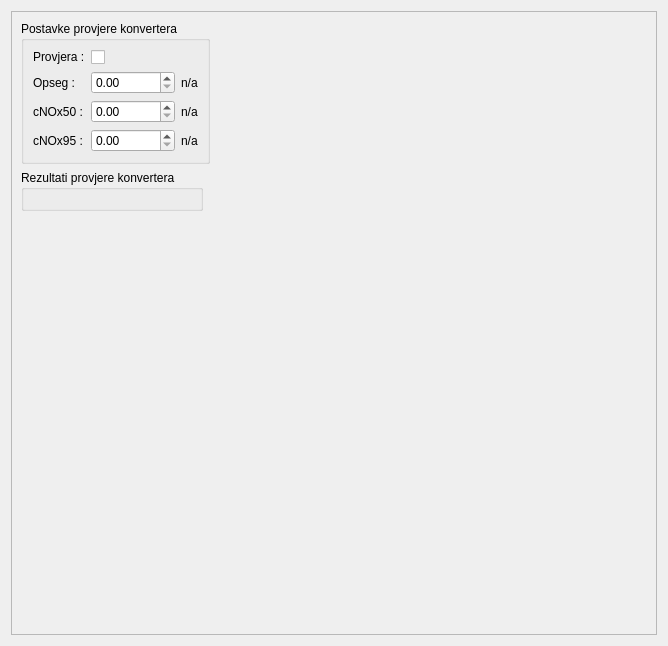
Qt form app/view/uiFiles/tab_konverter.ui (vmilic/umjeravanje) before a commit.
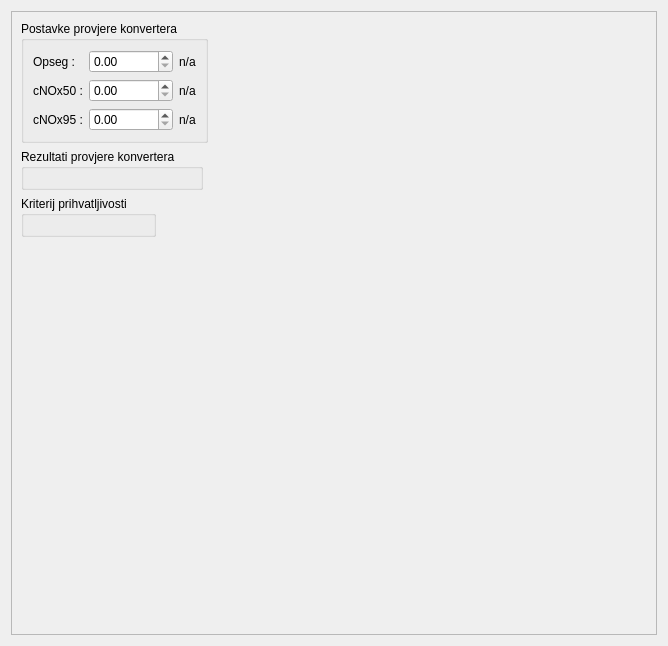
The same form after that commit.

Diff of the .ui file:
```diff
--- a/app/view/uiFiles/tab_konverter.ui
+++ b/app/view/uiFiles/tab_konverter.ui
@@ -42,83 +42,63 @@
               <string>Postavke provjere konvertera</string>
              </property>
              <layout class="QGridLayout" name="gridLayout">
-              <item row="1" column="0">
+              <item row="0" column="0">
                <widget class="QLabel" name="label_12">
                 <property name="text">
                  <string>Opseg :</string>
                 </property>
                </widget>
               </item>
-              <item row="2" column="1">
+              <item row="1" column="1">
                <widget class="QDoubleSpinBox" name="cnox50SpinBox">
                 <property name="maximum">
                  <double>1000000.000000000000000</double>
                 </property>
                </widget>
               </item>
-              <item row="2" column="0">
+              <item row="1" column="0">
                <widget class="QLabel" name="label_13">
                 <property name="text">
                  <string>cNOx50 :</string>
                 </property>
                </widget>
               </item>
-              <item row="2" column="2">
+              <item row="1" column="2">
                <widget class="QLabel" name="labelKonverter50">
                 <property name="text">
                  <string>n/a</string>
                 </property>
                </widget>
               </item>
-              <item row="1" column="1">
+              <item row="0" column="1">
                <widget class="QDoubleSpinBox" name="konverterOpseg">
                 <property name="maximum">
                  <double>1000000.000000000000000</double>
                 </property>
                </widget>
               </item>
-              <item row="1" column="2">
+              <item row="0" column="2">
                <widget class="QLabel" name="labelKonverterOpseg">
                 <property name="text">
                  <string>n/a</string>
                 </property>
                </widget>
               </item>
-              <item row="0" column="1">
-               <widget class="QCheckBox" name="checkKonverter">
-                <property name="text">
-                 <string/>
-                </property>
-               </widget>
-              </item>
-              <item row="0" column="0">
-               <widget class="QLabel" name="label_30">
-                <property name="sizePolicy">
-                 <sizepolicy hsizetype="Preferred" vsizetype="Fixed">
-                  <horstretch>0</horstretch>
-                  <verstretch>0</verstretch>
-                 </sizepolicy>
-                </property>
-                <property name="text">
-                 <string>Provjera :</string>
-                </property>
-               </widget>
-              </item>
-              <item row="3" column="0">
+              <item row="2" column="0">
                <widget class="QLabel" name="label_14">
                 <property name="text">
                  <string>cNOx95 :</string>
                 </property>
                </widget>
               </item>
-              <item row="3" column="1">
+              <item row="2" column="1">
                <widget class="QDoubleSpinBox" name="cnox95SpinBox">
                 <property name="maximum">
                  <double>1000000.000000000000000</double>
                 </property>
                </widget>
               </item>
-              <item row="3" column="2">
+              <item row="2" column="2">
                <widget class="QLabel" name="labelKonverter95">
                 <property name="text">
                  <string>n/a</string>
@@ -150,7 +130,7 @@
              <property name="title">
               <string>Rezultati provjere konvertera</string>
              </property>
-             <layout class="QVBoxLayout" name="verticalLayout_5">
+             <layout class="QHBoxLayout" name="horizontalLayout_5">
               <item>
                <layout class="QVBoxLayout" name="layoutKonverterRezultati"/>
               </item>
@@ -175,6 +155,38 @@
            </item>
           </layout>
          </item>
+         <item>
+          <layout class="QHBoxLayout" name="horizontalLayout_4">
+           <property name="margin">
+            <number>0</number>
+           </property>
+           <item>
+            <widget class="QGroupBox" name="groupBox_3">
+             <property name="title">
+              <string>Kriterij prihvatljivosti</string>
+             </property>
+             <layout class="QVBoxLayout" name="verticalLayout_3">
+              <item>
+               <layout class="QVBoxLayout" name="layoutKonverterKriterij"/>
+              </item>
+             </layout>
+            </widget>
+           </item>
+           <item>
+            <spacer name="horizontalSpacer_3">
+             <property name="orientation">
+              <enum>Qt::Horizontal</enum>
+             </property>
+             <property name="sizeHint" stdset="0">
+              <size>
+               <width>40</width>
+               <height>20</height>
+              </size>
+             </property>
+            </spacer>
+           </item>
+          </layout>
+         </item>
          <item>
           <spacer name="verticalSpacer">
            <property name="orientation">
```
